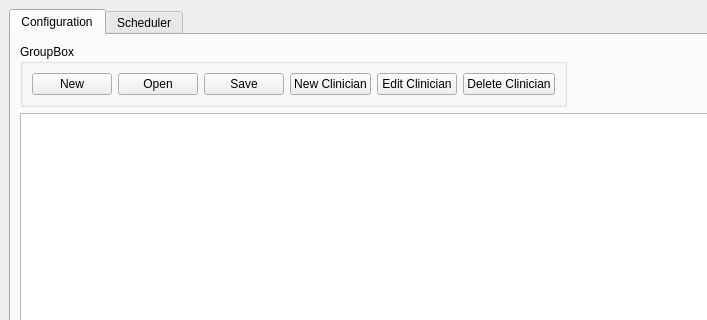
Old version of the form designer/mainwindow.ui in the repository mishra-lab/scheduler; both pictures show x 0 to 707 and y 0 to 320 of the 800 by 600 pixel window.
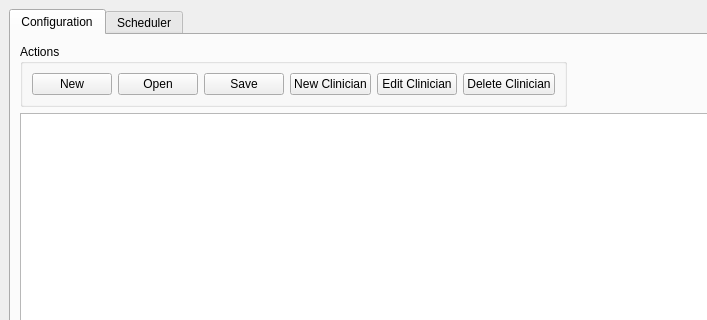
New version of the form.

Commit message: Rename GroupBox title to "Actions"

What changed in the file:
```diff
--- a/designer/mainwindow.ui
+++ b/designer/mainwindow.ui
@@ -34,7 +34,7 @@
            </sizepolicy>
           </property>
           <property name="title">
-           <string>GroupBox</string>
+           <string>Actions</string>
           </property>
           <layout class="QHBoxLayout" name="horizontalLayout">
            <item>
```
The commit also changes 1 other file.
